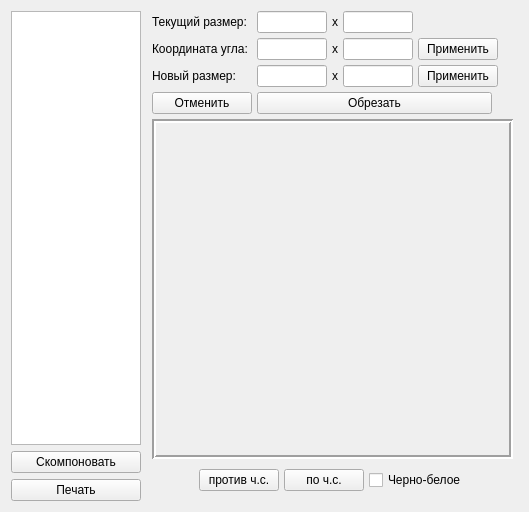
bort-four/StudentHelper, file printerwidget.ui: the form before one commit.
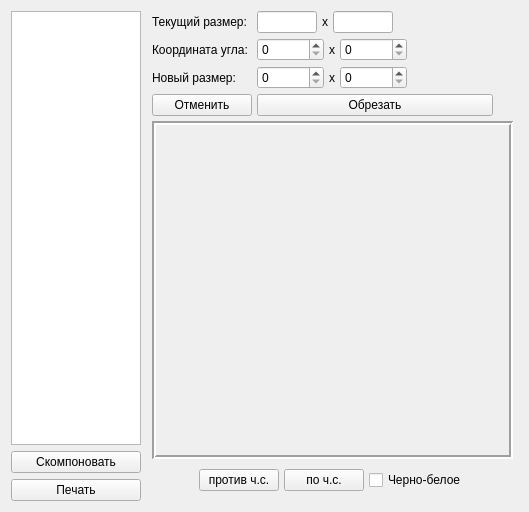
The form after the commit.

What changed in the file:
```diff
--- a/printerwidget.ui
+++ b/printerwidget.ui
@@ -107,7 +107,7 @@
            </property>
            <property name="maximumSize">
             <size>
-             <width>70</width>
+             <width>60</width>
              <height>16777215</height>
             </size>
            </property>
@@ -133,7 +133,7 @@
            </property>
            <property name="maximumSize">
             <size>
-             <width>70</width>
+             <width>60</width>
              <height>16777215</height>
             </size>
            </property>
@@ -176,6 +176,12 @@
          </property>
          <item>
           <widget class="QLabel" name="corner_coord_label">
+           <property name="sizePolicy">
+            <sizepolicy hsizetype="Fixed" vsizetype="Preferred">
+             <horstretch>0</horstretch>
+             <verstretch>0</verstretch>
+            </sizepolicy>
+           </property>
            <property name="minimumSize">
             <size>
              <width>100</width>
@@ -188,18 +194,18 @@
           </widget>
          </item>
          <item>
-          <widget class="QLineEdit" name="corner_coord_x">
-           <property name="sizePolicy">
-            <sizepolicy hsizetype="Fixed" vsizetype="Fixed">
-             <horstretch>0</horstretch>
-             <verstretch>0</verstretch>
-            </sizepolicy>
+          <widget class="QSpinBox" name="corner_coord_x">
+           <property name="wrapping">
+            <bool>false</bool>
            </property>
-           <property name="maximumSize">
-            <size>
-             <width>70</width>
-             <height>16777215</height>
-            </size>
+           <property name="frame">
+            <bool>true</bool>
+           </property>
+           <property name="accelerated">
+            <bool>true</bool>
+           </property>
+           <property name="maximum">
+            <number>999999</number>
            </property>
           </widget>
          </item>
@@ -211,25 +217,12 @@
           </widget>
          </item>
          <item>
-          <widget class="QLineEdit" name="corner_coord_y">
-           <property name="sizePolicy">
-            <sizepolicy hsizetype="Fixed" vsizetype="Fixed">
-             <horstretch>0</horstretch>
-             <verstretch>0</verstretch>
-            </sizepolicy>
+          <widget class="QSpinBox" name="corner_coord_y">
+           <property name="accelerated">
+            <bool>true</bool>
            </property>
-           <property name="maximumSize">
-            <size>
-             <width>70</width>
-             <height>16777215</height>
-            </size>
-           </property>
-          </widget>
-         </item>
-         <item>
-          <widget class="QPushButton" name="corner_coord_apply_button">
-           <property name="text">
-            <string>Применить</string>
+           <property name="maximum">
+            <number>999999</number>
            </property>
           </widget>
          </item>
@@ -267,6 +260,12 @@
          </property>
          <item>
           <widget class="QLabel" name="new_size_label">
+           <property name="sizePolicy">
+            <sizepolicy hsizetype="Fixed" vsizetype="Preferred">
+             <horstretch>0</horstretch>
+             <verstretch>0</verstretch>
+            </sizepolicy>
+           </property>
            <property name="minimumSize">
             <size>
              <width>100</width>
@@ -279,18 +278,12 @@
           </widget>
          </item>
          <item>
-          <widget class="QLineEdit" name="new_size_x">
-           <property name="sizePolicy">
-            <sizepolicy hsizetype="Fixed" vsizetype="Fixed">
-             <horstretch>0</horstretch>
-             <verstretch>0</verstretch>
-            </sizepolicy>
+          <widget class="QSpinBox" name="new_size_x">
+           <property name="accelerated">
+            <bool>true</bool>
            </property>
-           <property name="maximumSize">
-            <size>
-             <width>70</width>
-             <height>16777215</height>
-            </size>
+           <property name="maximum">
+            <number>999999</number>
            </property>
           </widget>
          </item>
@@ -302,25 +295,12 @@
           </widget>
          </item>
          <item>
-          <widget class="QLineEdit" name="new_size_y">
-           <property name="sizePolicy">
-            <sizepolicy hsizetype="Fixed" vsizetype="Fixed">
-             <horstretch>0</horstretch>
-             <verstretch>0</verstretch>
-            </sizepolicy>
+          <widget class="QSpinBox" name="new_size_y">
+           <property name="accelerated">
+            <bool>true</bool>
            </property>
-           <property name="maximumSize">
-            <size>
-             <width>70</width>
-             <height>16777215</height>
-            </size>
-           </property>
-          </widget>
-         </item>
-         <item>
-          <widget class="QPushButton" name="new_size_apply_button">
-           <property name="text">
-            <string>Применить</string>
+           <property name="maximum">
+            <number>999999</number>
            </property>
           </widget>
          </item>
@@ -400,7 +380,7 @@
            </property>
            <property name="minimumSize">
             <size>
-             <width>235</width>
+             <width>236</width>
              <height>0</height>
             </size>
            </property>
@@ -444,7 +424,7 @@
             <x>0</x>
             <y>0</y>
             <width>353</width>
-            <height>323</height>
+            <height>329</height>
            </rect>
           </property>
          </widget>
```
Left out of the diff: 6 changed lines with no effect on the pictures.
